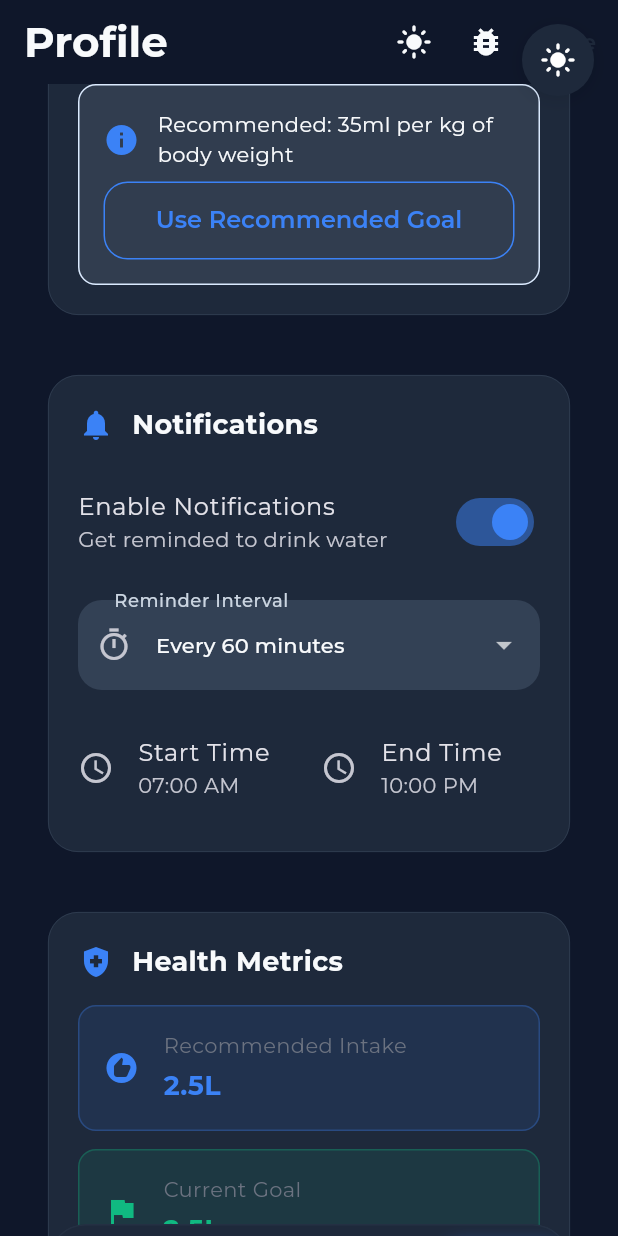
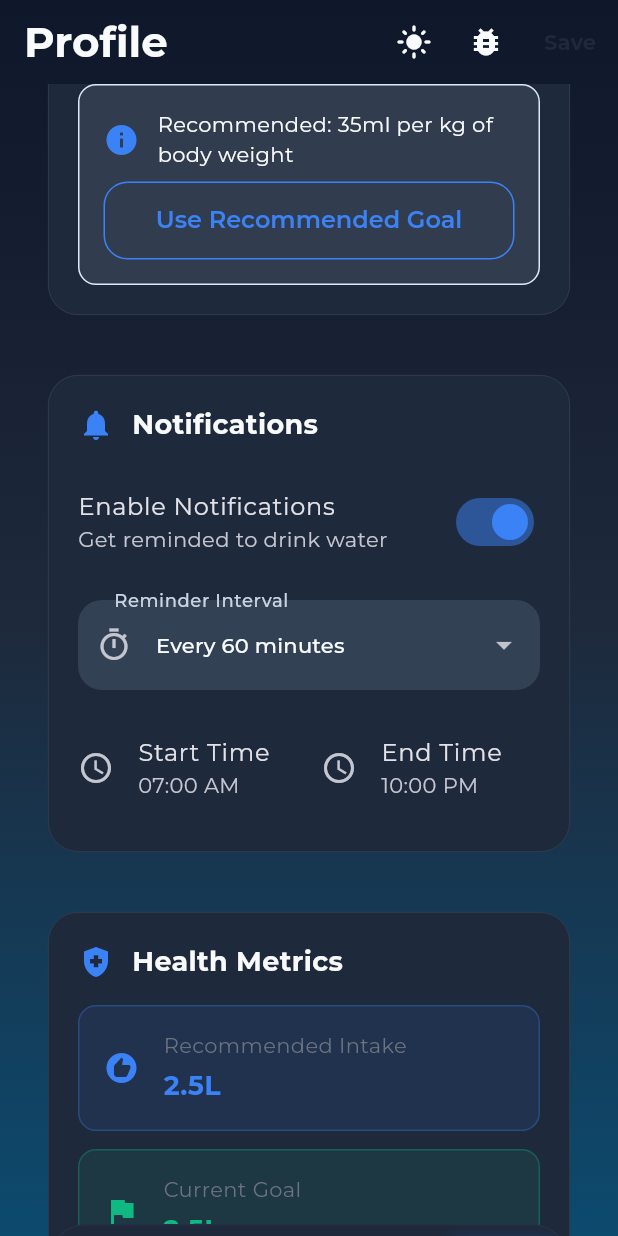
Before and after one commit to FatihHDR/hydrify, a Flutter app: the MainScreen screen opened directly, item 4 of the bottom bar chosen, scrolled down 576 dp, after a tap on the "dark mode" icon, on a phone screen of 412 x 824 dp. Run offline on Flutter 3.47's test engine with Material 3 defaults, Android fonts, the phone set to English and light mode, and no system bars; our stand-ins replace firebase_auth, firebase_core, fl_chart, flutter_local_notifications, google_fonts, google_sign_in and 4 more; accounts and stored records are empty.

Commit message:
feat: add gradient background widget and apply it to multiple screens for improved visual consistency

```diff
--- a/lib/utils/app_theme.dart
+++ b/lib/utils/app_theme.dart
@@ -56,11 +56,31 @@ class AppColors {
     end: Alignment.bottomCenter,
     colors: [Color(0xFFFAFAFA), Color(0xFFFFFFFF)],
   );
-
-  static const LinearGradient cardGradient = LinearGradient(
+    static const LinearGradient cardGradient = LinearGradient(
     begin: Alignment.topLeft,
     end: Alignment.bottomRight,
     colors: [Color(0xFFFFFFFF), Color(0xFFF8FAFC)],
+  );
+
+  // Background gradients
+  static const LinearGradient backgroundGradientLight = LinearGradient(
+    begin: Alignment.topCenter,
+    end: Alignment.bottomCenter,
+    colors: [
+      Color(0xFFFFFFFF), // Pure white at top
+      Color(0xFFF0F9FF), // Very light blue
+      Color(0xFFE0F2FE), // Light sky blue
+    ],
+  );
+
+  static const LinearGradient backgroundGradientDark = LinearGradient(
+    begin: Alignment.topCenter,
+    end: Alignment.bottomCenter,
+    colors: [
+      Color(0xFF0F172A), // Dark slate at top
+      Color(0xFF1E293B), // Slate 800
+      Color(0xFF0C4A6E), // Dark blue
+    ],
   );
 }
 
--- a/lib/views/achievement_screen.dart
+++ b/lib/views/achievement_screen.dart
@@ -4,6 +4,7 @@ import '../viewmodels/achievement_viewmodel.dart';
 import '../models/achievement_model.dart';
 import '../utils/app_theme.dart';
 import '../widgets/common_widgets.dart';
+import '../widgets/gradient_background.dart';
 
 class AchievementScreen extends StatefulWidget {
   const AchievementScreen({super.key});
@@ -29,15 +30,16 @@ class _AchievementScreenState extends State<AchievementScreen> with TickerProvid
     _tabController.dispose();
     super.dispose();
   }
-
   @override
-  Widget build(BuildContext context) {    return Scaffold(
-      backgroundColor: Theme.of(context).scaffoldBackgroundColor,
-      appBar: AppBar(
-        title: const Text('Achievements'),
+  Widget build(BuildContext context) {
+    return GradientBackground(
+      child: Scaffold(
         backgroundColor: Colors.transparent,
-        foregroundColor: Theme.of(context).textTheme.titleLarge?.color,
-        elevation: 0,
+        appBar: AppBar(
+          title: const Text('Achievements'),
+          backgroundColor: Colors.transparent,
+          foregroundColor: Theme.of(context).textTheme.titleLarge?.color,
+          elevation: 0,
         actions: [
           // Debug button to refresh achievements
           IconButton(
@@ -78,9 +80,9 @@ class _AchievementScreenState extends State<AchievementScreen> with TickerProvid
                 ),
               ),
             ],
-          );
-        },
+          );        },
       ),
+    ),
     );
   }
 
--- a/lib/views/history_screen.dart
+++ b/lib/views/history_screen.dart
@@ -3,6 +3,7 @@ import 'package:provider/provider.dart';
 import 'package:fl_chart/fl_chart.dart';
 import '../viewmodels/history_viewmodel.dart';
 import '../widgets/common_widgets.dart';
+import '../widgets/gradient_background.dart';
 import '../utils/app_theme.dart';
 import '../utils/helpers.dart';
 
@@ -30,15 +31,17 @@ class _HistoryScreenState extends State<HistoryScreen> with SingleTickerProvider
     _tabController.dispose();
     super.dispose();
   }
-
   @override
-  Widget build(BuildContext context) {    return Scaffold(
-      backgroundColor: Theme.of(context).scaffoldBackgroundColor,
+  Widget build(BuildContext context) {
+    return GradientBackground(
+      child: Scaffold(
+        backgroundColor: Colors.transparent,
         appBar: AppBar(
           title: const Text('History & Stats'),
           backgroundColor: Colors.transparent,
           foregroundColor: Theme.of(context).textTheme.titleLarge?.color,
-        elevation: 0,        bottom: TabBar(
+          elevation: 0,
+          bottom: TabBar(
             controller: _tabController,
             indicatorColor: Theme.of(context).primaryColor,
             labelColor: Theme.of(context).textTheme.bodyLarge?.color,
@@ -54,8 +57,7 @@ class _HistoryScreenState extends State<HistoryScreen> with SingleTickerProvider
             onPressed: () {
               Provider.of<HistoryViewModel>(context, listen: false).refreshHistory();
             },
-          ),
-        ],
+          ),        ],
       ),
       body: Consumer<HistoryViewModel>(
         builder: (context, viewModel, child) {
@@ -71,6 +73,7 @@ class _HistoryScreenState extends State<HistoryScreen> with SingleTickerProvider
             ],
           );
         },
+      ),
     ),
     );
   }
--- a/lib/views/home_screen.dart
+++ b/lib/views/home_screen.dart
@@ -4,6 +4,7 @@ import '../viewmodels/home_viewmodel.dart';
 import '../viewmodels/achievement_viewmodel.dart';
 import '../widgets/common_widgets.dart';
 import '../widgets/advanced_widgets.dart';
+import '../widgets/gradient_background.dart';
 import '../utils/app_theme.dart';
 import '../utils/helpers.dart';
 
@@ -14,7 +15,8 @@ class HomeScreen extends StatefulWidget {
   State<HomeScreen> createState() => _HomeScreenState();
 }
 
-class _HomeScreenState extends State<HomeScreen> {  @override
+class _HomeScreenState extends State<HomeScreen> {
+  @override
   void initState() {
     super.initState();
     WidgetsBinding.instance.addPostFrameCallback((_) {
@@ -24,8 +26,11 @@ class _HomeScreenState extends State<HomeScreen> {  @override
   }
 
   @override
-  Widget build(BuildContext context) {    return Scaffold(
-      backgroundColor: Theme.of(context).scaffoldBackgroundColor,appBar: AppBar(
+  Widget build(BuildContext context) {
+    return GradientBackground(
+      child: Scaffold(
+        backgroundColor: Colors.transparent,
+        appBar: AppBar(
         title: const Text('Hydrify'),
         backgroundColor: Colors.transparent,
         foregroundColor: Theme.of(context).textTheme.titleLarge?.color,
@@ -82,10 +87,10 @@ class _HomeScreenState extends State<HomeScreen> {  @override
               backgroundColor: AppColors.waterBlue,
               child: const Icon(Icons.add, color: Colors.white),
             ),
-          );
-        },
+          );        },
       ),
       floatingActionButtonLocation: FloatingActionButtonLocation.endFloat,
+    ),
     );
   }
 
@@ -325,21 +330,22 @@ class _HomeScreenState extends State<HomeScreen> {  @override
       ),
     );
   }
-
   Widget _buildTodayIntakes(HomeViewModel viewModel) {
     return Column(
       crossAxisAlignment: CrossAxisAlignment.start,
       children: [
         Row(
           mainAxisAlignment: MainAxisAlignment.spaceBetween,
-          children: [            const Text(
+          children: [
+            const Text(
               'Today\'s Intake',
               style: TextStyle(
                 fontSize: 20,
                 fontWeight: FontWeight.bold,
                 color: AppColors.textPrimary,
               ),
-            ),Text(
+            ),
+            Text(
               '${viewModel.todayIntakes.length} entries',
               style: const TextStyle(
                 fontSize: 14,
@@ -356,7 +362,8 @@ class _HomeScreenState extends State<HomeScreen> {  @override
             icon: Icons.local_drink,
           )
         else
-          Column(
+          Builder(
+            builder: (context) => Column(
               children: viewModel.todayIntakes.map((intake) {
                 return WaterIntakeListItem(
                   time: intake.timestamp,
@@ -365,6 +372,7 @@ class _HomeScreenState extends State<HomeScreen> {  @override
                   onEdit: () => _showEditWaterDialog(context, viewModel, intake),
                 );
               }).toList(),
+            ),
           ),
       ],
     );
@@ -557,7 +565,6 @@ class _HomeScreenState extends State<HomeScreen> {  @override
       },
     );
   }
-
   Future<void> _showDeleteConfirmation(BuildContext context, HomeViewModel viewModel, intake) async {
     return showDialog<void>(
       context: context,
--- a/lib/views/main_screen.dart
+++ b/lib/views/main_screen.dart
@@ -1,7 +1,6 @@
 import 'package:flutter/material.dart';
-import 'package:provider/provider.dart';
-import '../utils/theme_manager.dart';
 import '../widgets/advanced_widgets.dart';
+import '../widgets/gradient_background.dart';
 import 'home_screen.dart';
 import 'history_screen.dart';
 import 'achievement_screen.dart';
@@ -97,11 +96,11 @@ class _MainScreenState extends State<MainScreen> with TickerProviderStateMixin {
     } else {
       _navBarController.reverse();
     }
-  }
-
-  @override
+  }  @override
   Widget build(BuildContext context) {
-    return Scaffold(
+    return GradientBackground(
+      child: Scaffold(
+        backgroundColor: Colors.transparent, // Make scaffold transparent to show gradient
         body: NotificationListener<ScrollNotification>(
           onNotification: (scrollNotification) {
             // Hide/show navbar based on scroll direction
@@ -127,33 +126,6 @@ class _MainScreenState extends State<MainScreen> with TickerProviderStateMixin {
                 opacity: _fadeAnimation,
                 child: _screens[_currentIndex],
               ),
-            // Dark mode toggle button
-            Positioned(
-              top: MediaQuery.of(context).padding.top + 16,
-              right: 16,
-              child: Container(
-                decoration: BoxDecoration(
-                  color: Theme.of(context).cardColor,
-                  borderRadius: BorderRadius.circular(30),
-                  boxShadow: [
-                    BoxShadow(
-                      color: Colors.black.withOpacity(0.1),
-                      blurRadius: 10,
-                      offset: const Offset(0, 2),
-                    ),
-                  ],
-                ),
-                child: IconButton(
-                  icon: Icon(
-                    Theme.of(context).brightness == Brightness.dark
-                        ? Icons.light_mode
-                        : Icons.dark_mode,
-                    color: Theme.of(context).iconTheme.color,
-                  ),
-                  onPressed: _toggleDarkMode,
-                ),
-              ),
-            ),
               // Animated Bottom Navigation Bar
               Positioned(
                 bottom: 20,
@@ -176,10 +148,7 @@ class _MainScreenState extends State<MainScreen> with TickerProviderStateMixin {
             ],
           ),
         ),
+      ),
     );
   }
-  void _toggleDarkMode() {
-    final themeManager = Provider.of<ThemeManager>(context, listen: false);
-    themeManager.toggleTheme();
 }
-}
--- a/lib/views/profile_screen.dart
+++ b/lib/views/profile_screen.dart
@@ -7,6 +7,7 @@ import '../utils/app_theme.dart';
 import '../utils/helpers.dart';
 import '../utils/theme_manager.dart';
 import '../widgets/common_widgets.dart';
+import '../widgets/gradient_background.dart';
 import 'login_screen.dart';
 import 'debug_screen.dart';
 
@@ -52,15 +53,16 @@ class _ProfileScreenState extends State<ProfileScreen> {
     _goalController.dispose();
     super.dispose();
   }
-
   @override
-  Widget build(BuildContext context) {    return Scaffold(
-      backgroundColor: Theme.of(context).scaffoldBackgroundColor,
-      appBar: AppBar(
-        title: const Text('Profile'),
+  Widget build(BuildContext context) {
+    return GradientBackground(
+      child: Scaffold(
         backgroundColor: Colors.transparent,
-        foregroundColor: Theme.of(context).textTheme.titleLarge?.color,
-        elevation: 0,        actions: [
+        appBar: AppBar(
+          title: const Text('Profile'),
+          backgroundColor: Colors.transparent,
+          foregroundColor: Theme.of(context).textTheme.titleLarge?.color,
+          elevation: 0,actions: [
           // Dark mode toggle button
           Consumer<ThemeManager>(
             builder: (context, themeManager, child) {
@@ -129,9 +131,9 @@ class _ProfileScreenState extends State<ProfileScreen> {
                 ],
               ),
             ),
-          );
-        },
+          );        },
       ),
+    ),
     );
   }
 
--- /dev/null
+++ b/lib/widgets/gradient_background.dart
@@ -0,0 +1,25 @@
+import 'package:flutter/material.dart';
+import '../utils/app_theme.dart';
+
+class GradientBackground extends StatelessWidget {
+  final Widget child;
+
+  const GradientBackground({
+    super.key,
+    required this.child,
+  });
+
+  @override
+  Widget build(BuildContext context) {
+    final isDark = Theme.of(context).brightness == Brightness.dark;
+
+    return Container(
+      decoration: BoxDecoration(
+        gradient: isDark
+            ? AppColors.backgroundGradientDark
+            : AppColors.backgroundGradientLight,
+      ),
+      child: child,
+    );
+  }
+}
```
Lines whose indentation alone changed are shown as unchanged.
